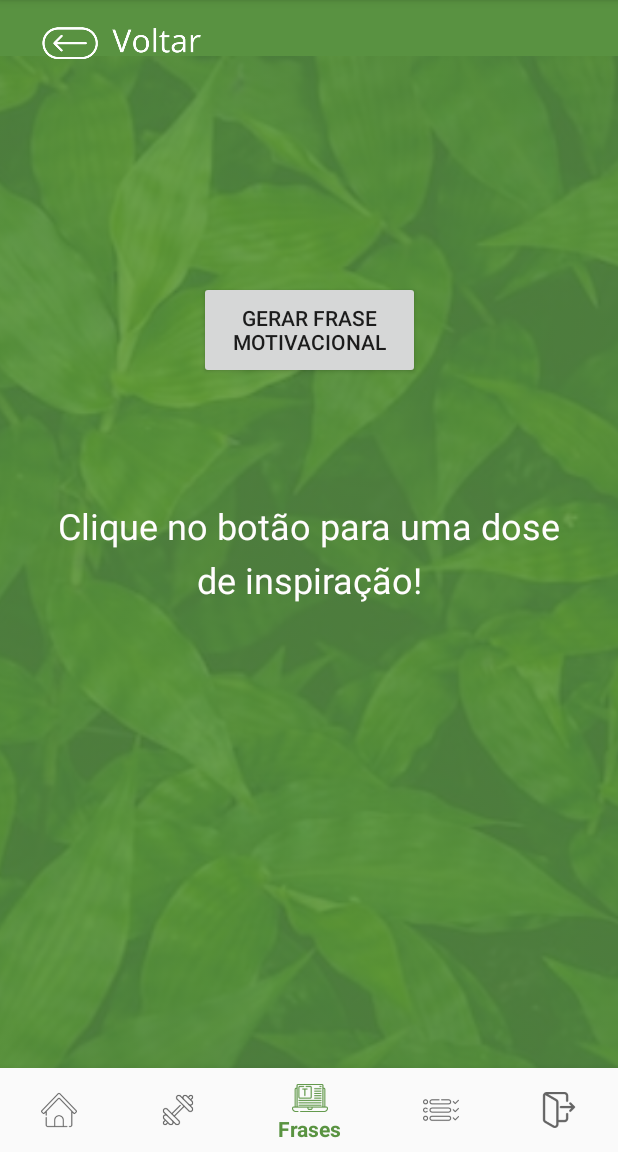
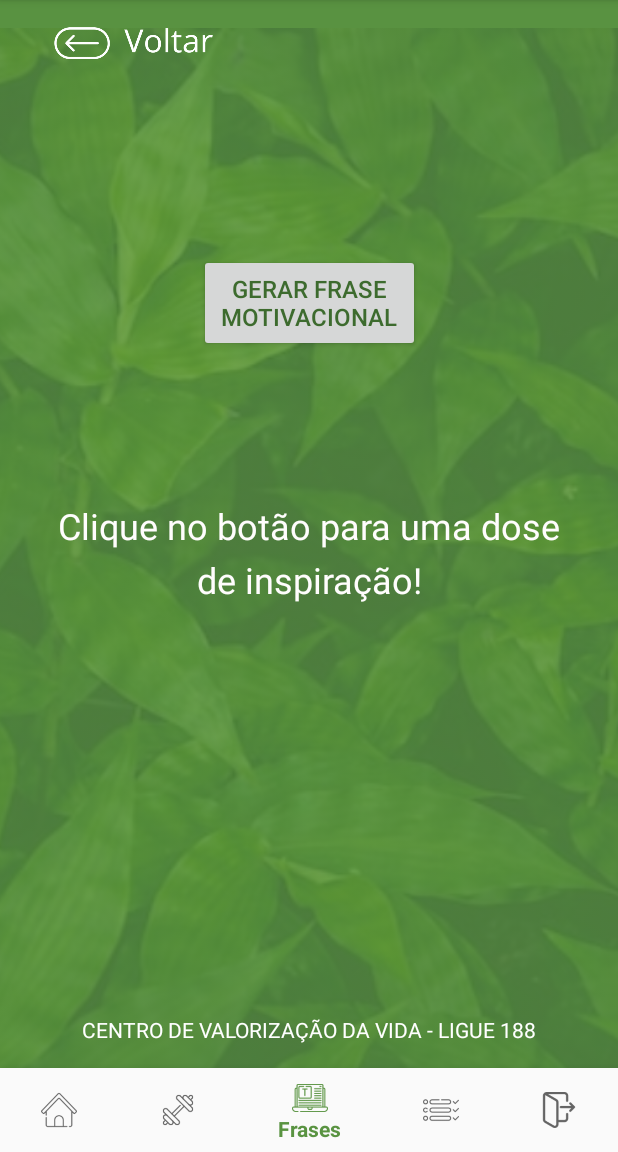
Before and after one commit to Yuu-Kuuhaku/your_therapy, an Android app: the Historico screen opened directly, with no data from a screen before it, item 3 of the bottom bar chosen, on a phone screen of 412 x 824 dp, the part 84-1236 px from its top. Run offline under Robolectric (Android 15) with nearby library versions, the phone set to English and light mode, and no system bars.

Commit message:
Ajustes de layout e texto 'CENTRO DE VALORIZAÇÃO DA VIDA - LIGUE 188'

```diff
--- a/app/src/main/AndroidManifest.xml
+++ b/app/src/main/AndroidManifest.xml
@@ -16,6 +16,7 @@
         <activity
             android:name=".Historico"
             android:windowSoftInputMode="adjustResize"
+            android:screenOrientation="portrait"
             android:exported="true">
             <meta-data
                 android:name="android.app.lib_name"
@@ -23,6 +24,7 @@
         </activity>
         <activity
             android:name=".Frases"
+            android:screenOrientation="portrait"
             android:exported="true">
             <meta-data
                 android:name="android.app.lib_name"
@@ -30,6 +32,7 @@
         </activity>
         <activity
             android:name=".TelaExercicios"
+            android:screenOrientation="portrait"
             android:exported="true">
             <meta-data
                 android:name="android.app.lib_name"
@@ -37,6 +40,7 @@
         </activity>
         <activity
             android:name=".Objetivo"
+            android:screenOrientation="portrait"
             android:exported="false">
             <meta-data
                 android:name="android.app.lib_name"
@@ -45,6 +49,7 @@
         <activity
             android:name=".TelaInicio"
             android:windowSoftInputMode="adjustResize"
+            android:screenOrientation="portrait"
             android:exported="false">
             <meta-data
                 android:name="android.app.lib_name"
@@ -53,6 +58,7 @@
         <activity
             android:name=".MainActivity"
             android:windowSoftInputMode="adjustResize"
+            android:screenOrientation="portrait"
             android:exported="true">
             <intent-filter>
                 <action android:name="android.intent.action.MAIN" />
--- a/app/src/main/java/com/example/yourtherapy/Historico.java
+++ b/app/src/main/java/com/example/yourtherapy/Historico.java
@@ -24,7 +24,15 @@ public class Historico extends AppCompatActivity {
     private ArrayAdapter<MoodEntry> adapter;      // Adapter para conectar os dados com a lista
     private List<MoodEntry> moodList;          // Lista de Sentimentos salvos
 
+    private BottomNavigationView bottomNav;
     private String userName;
+
+
+    @Override
+    protected void onRestart() {
+        super.onRestart();
+        bottomNav.setSelectedItemId(R.id.nav_historic); // ou o ID correspondente àquela tela
+    }
 
     @Override
     protected void onCreate(Bundle savedInstanceState) {
@@ -58,28 +66,27 @@ public class Historico extends AppCompatActivity {
             @Override
             public void onClick(View v) {
 
-                // Abrir a tela em questão
-                Intent intent = new Intent(Historico.this, TelaInicio.class);
-
-                // Inicia a nova Activity
-                startActivity(intent);
+                finish();
             }
         });
 
-        BottomNavigationView bottomNav = findViewById(R.id.idBottomNavHistorico);
+        bottomNav = findViewById(R.id.idBottomNavHistorico);
         bottomNav.setSelectedItemId(R.id.nav_historic); // marca como selecionado
 
         bottomNav.setOnNavigationItemSelectedListener(item -> {
             switch (item.getItemId()) {
                 case R.id.nav_home:
+
                     startActivity(new Intent(this, TelaInicio.class));
                     overridePendingTransition(0, 0);
                     return true;
                 case R.id.nav_gym:
+
                     startActivity(new Intent(this, TelaExercicios.class));
                     overridePendingTransition(0, 0);
                     return true;
                 case R.id.nav_article:
+
                     startActivity(new Intent(this, Frases.class));
                     overridePendingTransition(0, 0);
                     return true;
--- a/app/src/main/res/layout/activity_frases.xml
+++ b/app/src/main/res/layout/activity_frases.xml
@@ -13,11 +13,23 @@
         android:layout_height="731dp"
         android:alpha="0.2"
         android:scaleType="centerCrop"
-        app:layout_constraintBottom_toBottomOf="@+id/idTextFrases"
+        app:layout_constraintBottom_toBottomOf="parent"
         app:layout_constraintEnd_toEndOf="parent"
+        app:layout_constraintHorizontal_bias="0.0"
         app:layout_constraintStart_toStartOf="parent"
-        app:layout_constraintTop_toBottomOf="@+id/idTextFrases"
+        app:layout_constraintTop_toTopOf="parent"
         app:srcCompat="@drawable/asdaf" />
+
+    <TextView
+        android:id="@+id/textView8"
+        android:layout_width="wrap_content"
+        android:layout_height="wrap_content"
+        android:layout_marginBottom="16dp"
+        android:text="CENTRO DE VALORIZAÇÃO DA VIDA - LIGUE 188"
+        android:textColor="#FFFFFF"
+        app:layout_constraintBottom_toTopOf="@+id/idBottomNavFrases"
+        app:layout_constraintEnd_toEndOf="parent"
+        app:layout_constraintStart_toStartOf="parent" />
 
     <TextView
         android:id="@+id/idTextFrases"
@@ -43,6 +55,8 @@
         android:layout_width="147dp"
         android:layout_height="65dp"
         android:text="Gerar Frase Motivacional"
+        android:textColor="@color/colorPrimaryVariant"
+        android:textSize="16sp"
         app:layout_constraintBottom_toBottomOf="@+id/imageView7"
         app:layout_constraintEnd_toEndOf="@+id/imageView7"
         app:layout_constraintStart_toStartOf="parent"
@@ -53,7 +67,7 @@
         android:id="@+id/idImgBtnVoltarFrases"
         android:layout_width="130dp"
         android:layout_height="0dp"
-        android:layout_marginStart="16dp"
+        android:layout_marginStart="24dp"
         android:layout_marginTop="8dp"
         android:backgroundTint="#00FFFFFF"
         android:contentDescription="@string/fab_transformation_sheet_behavior"
```
Also changed, not shown: app/src/main/java/com/example/yourtherapy/Frases.java (+14 -7 lines), app/src/main/java/com/example/yourtherapy/Objetivo.java (+5 -9 lines), app/src/main/java/com/example/yourtherapy/TelaExercicios.java (+14 -6 lines), app/src/main/java/com/example/yourtherapy/TelaInicio.java (+12 -1 lines), app/src/main/res/layout/activity_historico.xml (+14 -2 lines), app/src/main/res/layout/activity_main.xml (+8 -4 lines), app/src/main/res/layout/activity_objetivo.xml (+24 -11 lines), app/src/main/res/layout/activity_tela_exercicios.xml (+12 -0 lines), app/src/main/res/layout/activity_tela_inicio.xml (+14 -0 lines).
